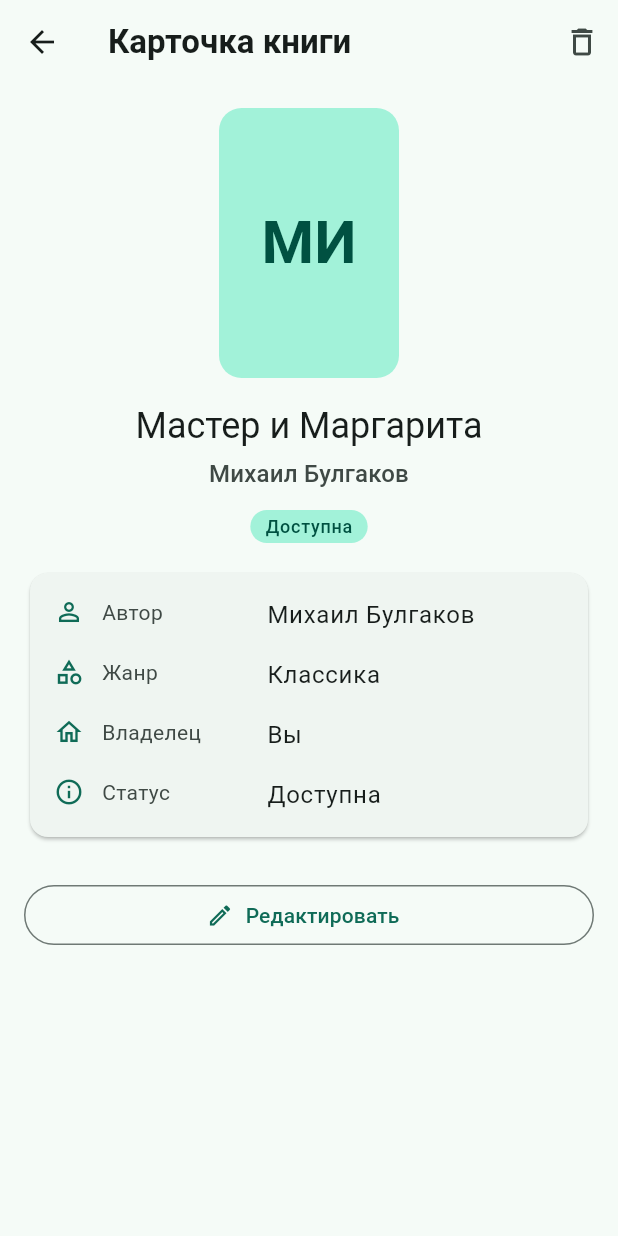
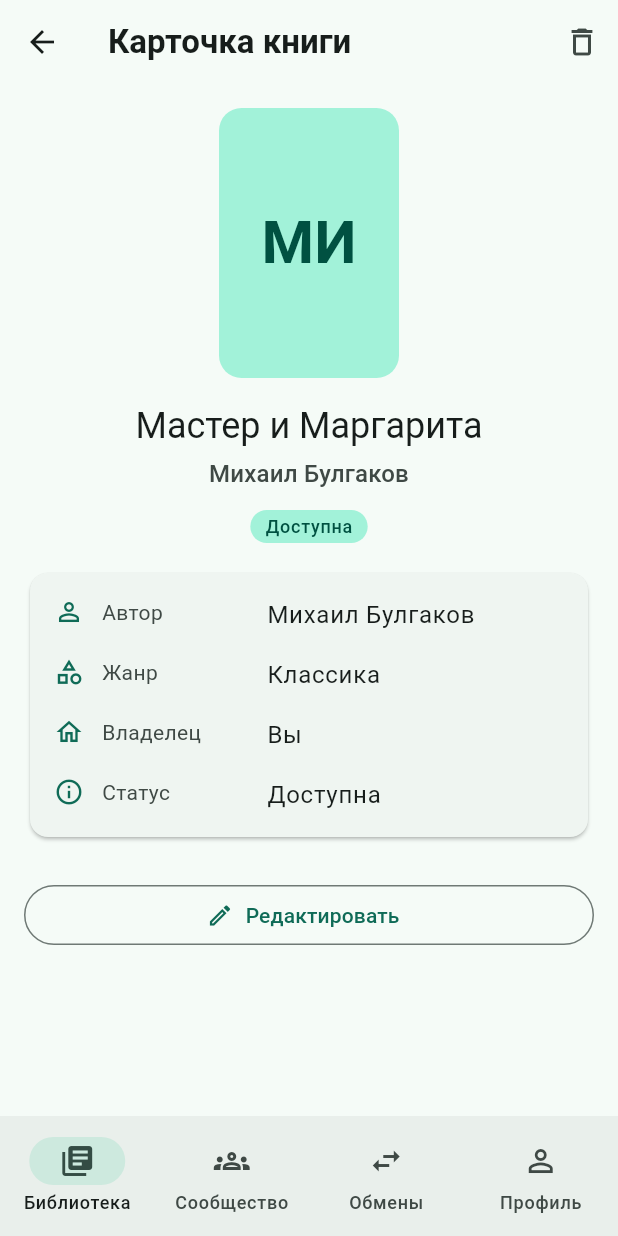
Before and after one commit to BiTeRios/booknest, a Flutter app: the screen it shows after launch, after a tap on "Войти", after a tap on "МИ", on a phone screen of 412 x 824 dp. Run offline on Flutter 3.47's test engine with Material 3 defaults, Android fonts, the phone set to English and light mode, and no system bars; our stand-ins replace go_router.

Commit message:
L3: постоянные вкладки — StatefulShellRoute и AppShell, вход вне shell

```diff
--- a/lib/router.dart
+++ b/lib/router.dart
@@ -7,29 +7,66 @@ import 'screens/library_screen.dart';
 import 'screens/loans_screen.dart';
 import 'screens/login_screen.dart';
 import 'screens/profile_screen.dart';
+import 'widgets/app_shell.dart';
 
 /// Карта приложения: каждый экран ТЗ получает адрес, как маленький REST API.
 /// Глобальный объект, строится один раз: после изменений карты нужен restart (R).
 final router = GoRouter(
   initialLocation: '/login', // приложение стартует со входа
   routes: [
+    // ВНЕ shell-а: у входа нет вкладок.
     GoRoute(path: '/login', builder: (_, _) => const LoginScreen()),
-    GoRoute(path: '/books', builder: (_, _) => const LibraryScreen()),
-    // ФИКСИРОВАННЫЙ сегмент — строго перед ':id', иначе «new» поймает
-    // переменный сегмент и int.parse('new') упадёт.
-    GoRoute(path: '/books/new', builder: (_, _) => const BookFormScreen()),
-    GoRoute(
-      path: '/books/:id', // /books/7 — параметр пути всегда String
-      builder: (_, state) =>
-          BookDetailScreen(id: int.parse(state.pathParameters['id']!)),
+    StatefulShellRoute.indexedStack(
+      builder: (_, _, navigationShell) =>
+          AppShell(navigationShell: navigationShell),
+      branches: [
+        // Каждая ветка — вкладка со своим стеком: детали и формы — её под-маршруты.
+        StatefulShellBranch(
+          routes: [
+            GoRoute(
+              path: '/books',
+              builder: (_, _) => const LibraryScreen(),
+              routes: [
+                // Пути под-маршрутов относительные. 'new' — ФИКСИРОВАННЫЙ сегмент,
+                // строго перед ':id', иначе int.parse('new') упадёт.
+                GoRoute(path: 'new', builder: (_, _) => const BookFormScreen()),
+                GoRoute(
+                  path: ':id', // /books/7 — параметр пути всегда String
+                  builder: (_, state) => BookDetailScreen(
+                    id: int.parse(state.pathParameters['id']!),
+                  ),
+                ),
+              ],
+            ),
+          ],
+        ),
+        StatefulShellBranch(
+          routes: [
+            GoRoute(
+              path: '/community',
+              builder: (_, _) => const CommunityScreen(),
+              routes: [
+                GoRoute(
+                  path: ':id',
+                  builder: (_, state) => BookDetailScreen(
+                    id: int.parse(state.pathParameters['id']!),
+                  ),
+                ),
+              ],
+            ),
+          ],
+        ),
+        StatefulShellBranch(
+          routes: [
+            GoRoute(path: '/loans', builder: (_, _) => const LoansScreen()),
+          ],
+        ),
+        StatefulShellBranch(
+          routes: [
+            GoRoute(path: '/profile', builder: (_, _) => const ProfileScreen()),
+          ],
+        ),
+      ],
     ),
-    GoRoute(path: '/community', builder: (_, _) => const CommunityScreen()),
-    GoRoute(
-      path: '/community/:id',
-      builder: (_, state) =>
-          BookDetailScreen(id: int.parse(state.pathParameters['id']!)),
-    ),
-    GoRoute(path: '/loans', builder: (_, _) => const LoansScreen()),
-    GoRoute(path: '/profile', builder: (_, _) => const ProfileScreen()),
   ],
 );
--- /dev/null
+++ b/lib/widgets/app_shell.dart
@@ -0,0 +1,44 @@
+import 'package:flutter/material.dart';
+import 'package:go_router/go_router.dart';
+
+/// Обёртка с постоянными вкладками: NavigationBar остаётся на экране,
+/// пока меняется содержимое. StatelessWidget — текущую вкладку знает router.
+class AppShell extends StatelessWidget {
+  final StatefulNavigationShell navigationShell;
+
+  const AppShell({super.key, required this.navigationShell});
+
+  @override
+  Widget build(BuildContext context) {
+    return Scaffold(
+      body: navigationShell, // содержимое текущей вкладки со своим стеком
+      bottomNavigationBar: NavigationBar(
+        selectedIndex: navigationShell.currentIndex,
+        // Повторное нажатие на активную вкладку возвращает её к корню
+        // (например, из карточки книги обратно к списку).
+        onDestinationSelected: (index) => navigationShell.goBranch(
+          index,
+          initialLocation: index == navigationShell.currentIndex,
+        ),
+        destinations: const [
+          NavigationDestination(
+            icon: Icon(Icons.library_books_outlined),
+            selectedIcon: Icon(Icons.library_books),
+            label: 'Библиотека',
+          ),
+          NavigationDestination(
+            icon: Icon(Icons.groups_outlined),
+            selectedIcon: Icon(Icons.groups),
+            label: 'Сообщество',
+          ),
+          NavigationDestination(icon: Icon(Icons.swap_horiz), label: 'Обмены'),
+          NavigationDestination(
+            icon: Icon(Icons.person_outline),
+            selectedIcon: Icon(Icons.person),
+            label: 'Профиль',
+          ),
+        ],
+      ),
+    );
+  }
+}
```
